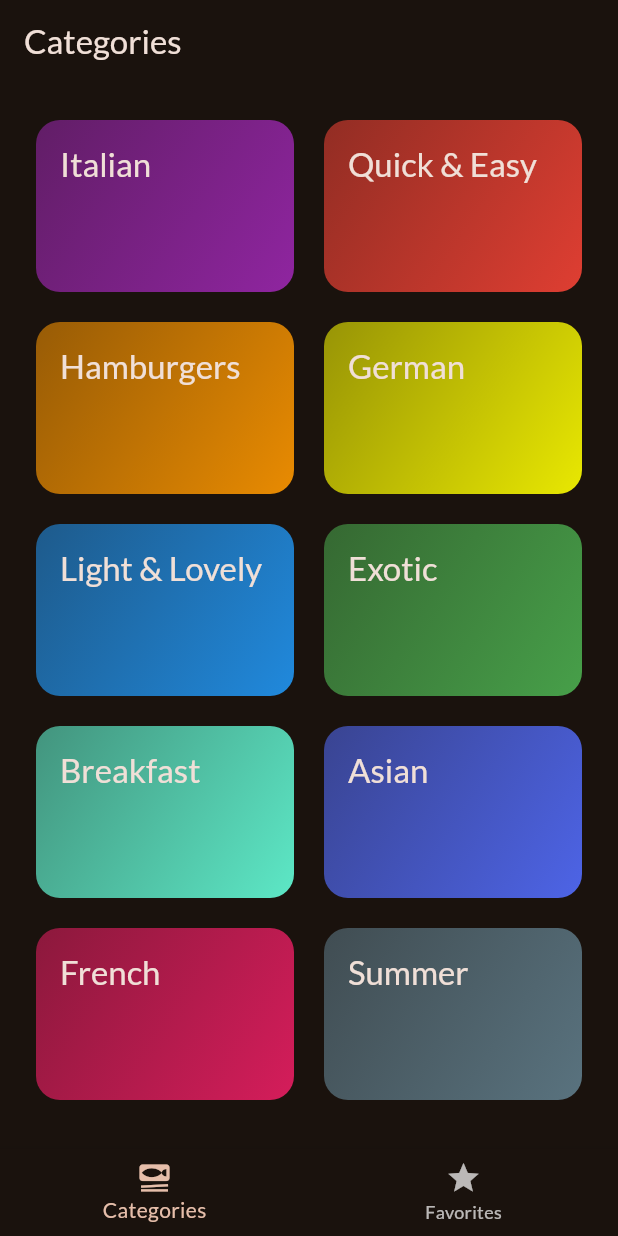
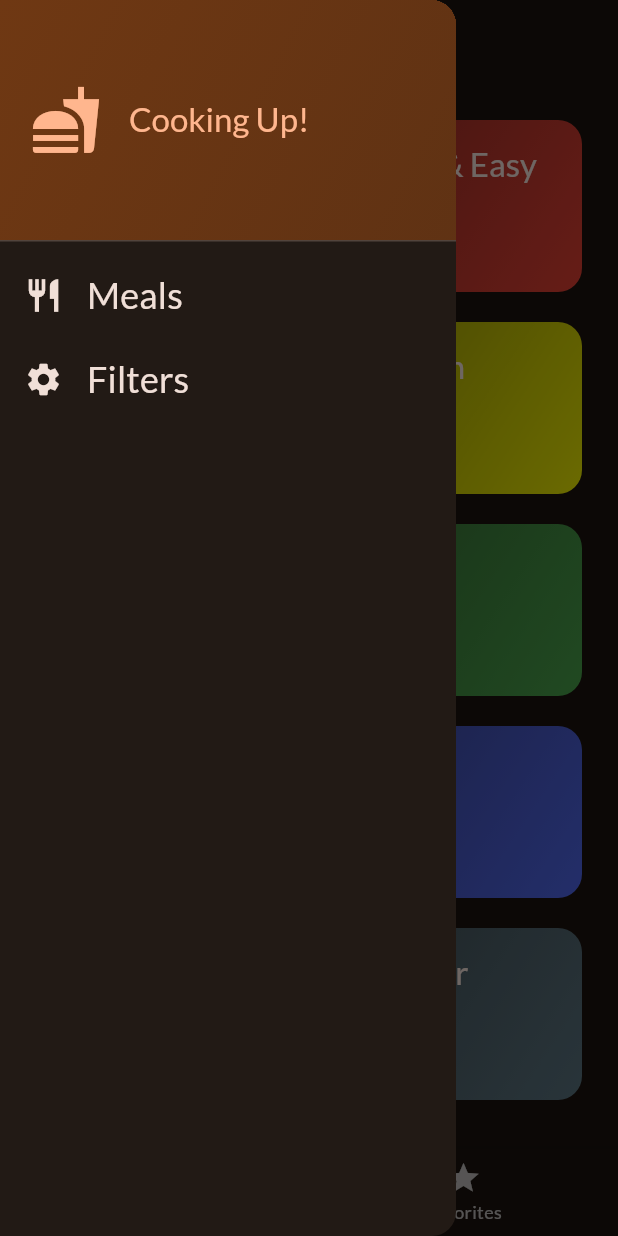
Before and after one commit to rhtmahour/meals, a Flutter app: the screen it shows after launch, with the side drawer open (before the commit the screen has no drawer), on a phone screen of 412 x 824 dp. Run offline on Flutter 3.47's test engine with Material 3 defaults, Android fonts, the phone set to English and light mode, and no system bars; our stand-ins replace google_fonts, transparent_image.

Commit message:
Code till the completion of the HeaderDrawer

```diff
--- a/lib/screens/tabs.dart
+++ b/lib/screens/tabs.dart
@@ -2,6 +2,7 @@
 import 'package:meals/models/meal.dart';
 import 'package:meals/screens/categories.dart';
 import 'package:meals/screens/meals.dart';
+import 'package:meals/widgets/main_drawer.dart';
 
 class TabsScreen extends StatefulWidget {
   const TabsScreen({super.key});
@@ -66,6 +67,7 @@
       appBar: AppBar(
         title: Text(activePageTitle),
       ),
+      drawer: const MainDrawer(),
       body: activePage,
       bottomNavigationBar: BottomNavigationBar(
         onTap: _selectPage,
--- /dev/null
+++ b/lib/widgets/main_drawer.dart
@@ -0,0 +1,77 @@
+import 'package:flutter/material.dart';
+
+class MainDrawer extends StatelessWidget {
+  const MainDrawer({super.key});
+
+  @override
+  Widget build(BuildContext context) {
+    return Drawer(
+      child: Column(
+        children: [
+          DrawerHeader(
+              padding: const EdgeInsets.all(20),
+              decoration: BoxDecoration(
+                  gradient: LinearGradient(
+                colors: [
+                  Theme.of(context).colorScheme.primaryContainer,
+                  Theme.of(context)
+                      .colorScheme
+                      .primaryContainer
+                      .withOpacity(0.8),
+                ],
+                begin: Alignment.topLeft,
+                end: Alignment.bottomRight,
+              )),
+              child: Row(
+                children: [
+                  Icon(
+                    Icons.fastfood,
+                    size: 48,
+                    color: Theme.of(context).colorScheme.primary,
+                  ),
+                  const SizedBox(width: 18),
+                  Text('Cooking Up!',
+                      style: Theme.of(context).textTheme.titleLarge!.copyWith(
+                            color: Theme.of(context).colorScheme.primary,
+                          )),
+                ],
+              )),
+          ListTile(
+            leading: Icon(
+              Icons.restaurant,
+              size: 26,
+              // ignore: deprecated_member_use
+              color: Theme.of(context).colorScheme.onBackground,
+            ),
+            title: Text(
+              'Meals',
+              style: Theme.of(context).textTheme.titleSmall!.copyWith(
+                    // ignore: deprecated_member_use
+                    color: Theme.of(context).colorScheme.onBackground,
+                    fontSize: 24,
+                  ),
+            ),
+            onTap: () {},
+          ),
+          ListTile(
+            leading: Icon(
+              Icons.settings,
+              size: 26,
+              // ignore: deprecated_member_use
+              color: Theme.of(context).colorScheme.onBackground,
+            ),
+            title: Text(
+              'Filters',
+              style: Theme.of(context).textTheme.titleSmall!.copyWith(
+                    // ignore: deprecated_member_use
+                    color: Theme.of(context).colorScheme.onBackground,
+                    fontSize: 24,
+                  ),
+            ),
+            onTap: () {},
+          )
+        ],
+      ),
+    );
+  }
+}
```
